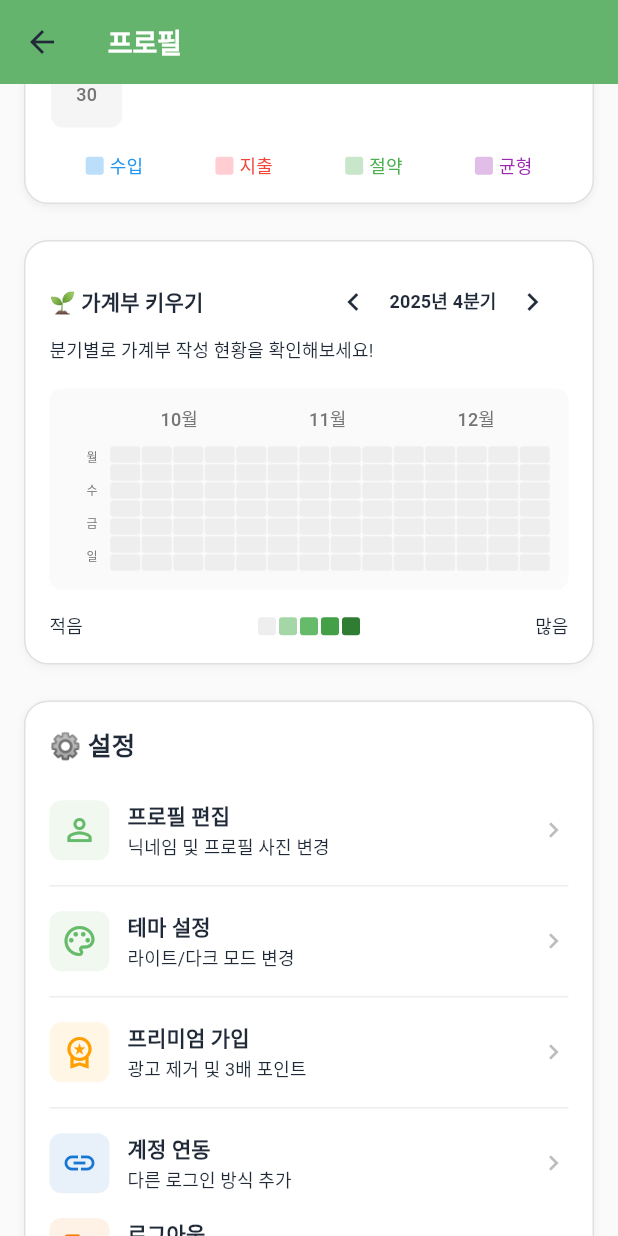
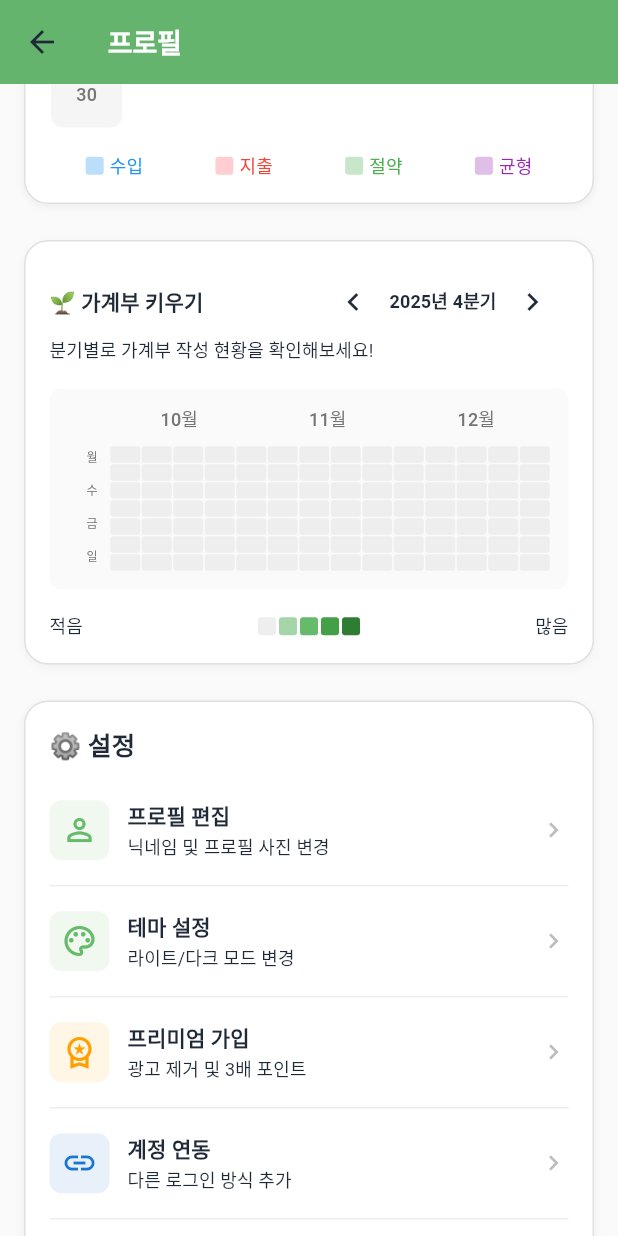
Before and after one commit to dlworua/money_app, a Flutter app: the ProfileView screen opened directly, scrolled down 576 dp, on a phone screen of 412 x 824 dp. Run offline on Flutter 3.47's test engine with Material 3 defaults, Android fonts, the phone set to English and light mode, and no system bars; our stand-ins replace auto_size_text, flutter_riverpod, flutter_svg, google_mobile_ads, google_sign_in, in_app_purchase and 3 more; accounts and stored records are empty; network calls fail; Roboto replaces fonts that are missing (SF Pro Display).

Commit message:
fix: 프로필 설정 목록에 디바이더 추가
- 계정 연동과 로그아웃 사이에 디바이더 추가
- 설정 항목 시각적 구분 개선

```diff
--- a/lib/presentation/views/profile_view.dart
+++ b/lib/presentation/views/profile_view.dart
@@ -1183,6 +1183,8 @@ class _ProfileViewState extends ConsumerState<ProfileView> {
             },
           ),
 
+          _buildDivider(),
+
           // 로그아웃
           _buildSettingItem(
             icon: Icons.logout,
```
